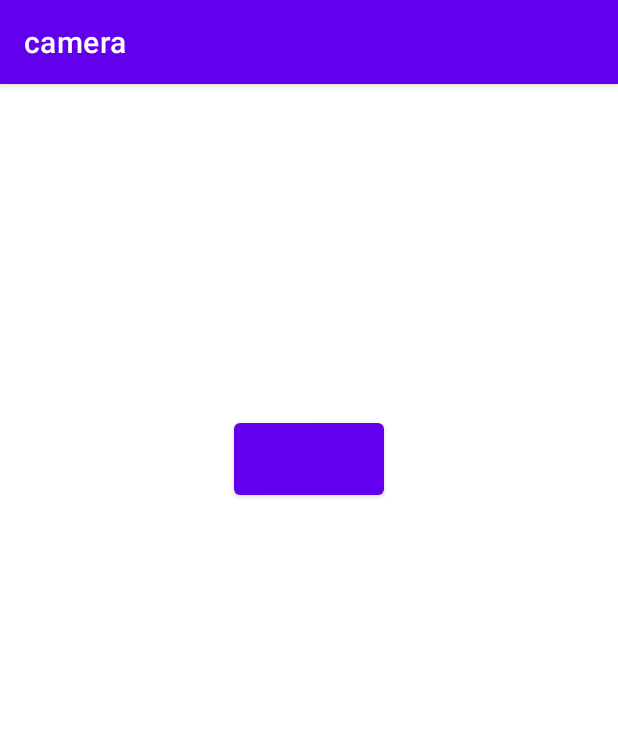
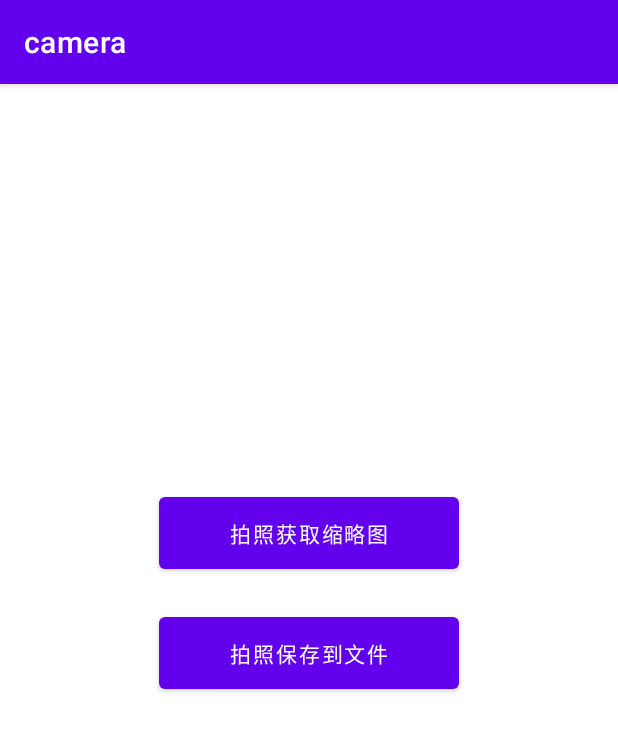
Before and after one commit to lulululbj/WelcomeToAndroid, an Android app: the screen it shows after launch (MainActivity), on a phone screen of 412 x 824 dp. Shown: the top 731 px of the screen. Run offline under Robolectric (Android 15) with nearby library versions, the phone set to English and light mode, and no system bars.

Commit message:
调用系统相机

```diff
--- a/camera/src/main/res/layout/activity_main.xml
+++ b/camera/src/main/res/layout/activity_main.xml
@@ -14,14 +14,37 @@
         app:layout_constraintRight_toRightOf="parent"
         app:layout_constraintTop_toTopOf="parent"/>
 
+    <TextView
+        android:id="@+id/photoInfo"
+        android:layout_width="wrap_content"
+        android:layout_height="wrap_content"
+        app:layout_constraintStart_toStartOf="parent"
+        app:layout_constraintEnd_toEndOf="parent"
+        android:layout_marginTop="10dp"
+        android:padding="10dp"
+        app:layout_constraintTop_toBottomOf="@id/imageView"
+        tools:text="文件路径"/>
+
     <Button
-        android:id="@+id/takePhoto"
-        android:layout_width="100dp"
+        android:id="@+id/takeThumbnail"
+        android:layout_width="200dp"
         android:layout_height="60dp"
-        app:layout_constraintTop_toBottomOf="@id/imageView"
+        app:layout_constraintTop_toBottomOf="@id/photoInfo"
         app:layout_constraintStart_toStartOf="parent"
         app:layout_constraintEnd_toEndOf="parent"
         android:layout_marginTop="20dp"
-        android:onClick="takePhoto"/>
+        android:onClick="takeThumbnail"
+        android:text="拍照获取缩略图"/>
+
+    <Button
+        android:id="@+id/takePhoto"
+        android:layout_width="200dp"
+        android:layout_height="60dp"
+        app:layout_constraintTop_toBottomOf="@id/takeThumbnail"
+        app:layout_constraintStart_toStartOf="parent"
+        app:layout_constraintEnd_toEndOf="parent"
+        android:layout_marginTop="20dp"
+        android:onClick="takePhoto"
+        android:text="拍照保存到文件"/>
 
 </androidx.constraintlayout.widget.ConstraintLayout>
```
Also changed, not shown: camera/src/main/java/luyao/android/camera/MainActivity.kt (+45 -31 lines), 1 other file.
